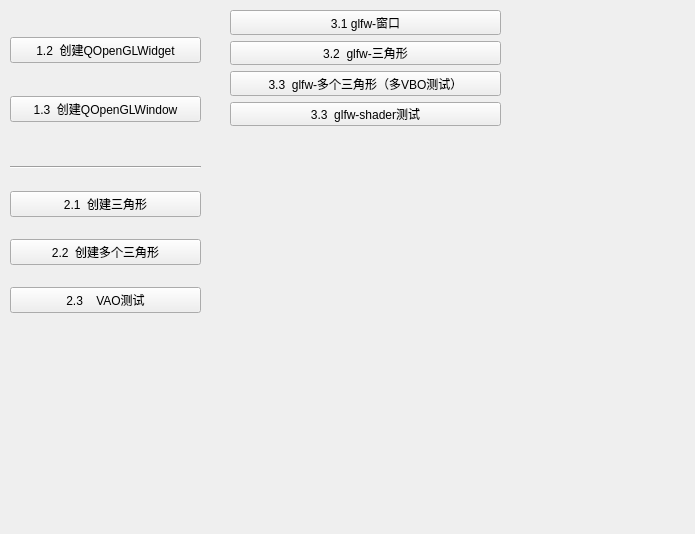
Before: the Qt Designer form mainwindow.ui in xluu233/OpenGL-Tools, drawn with Qt 5.
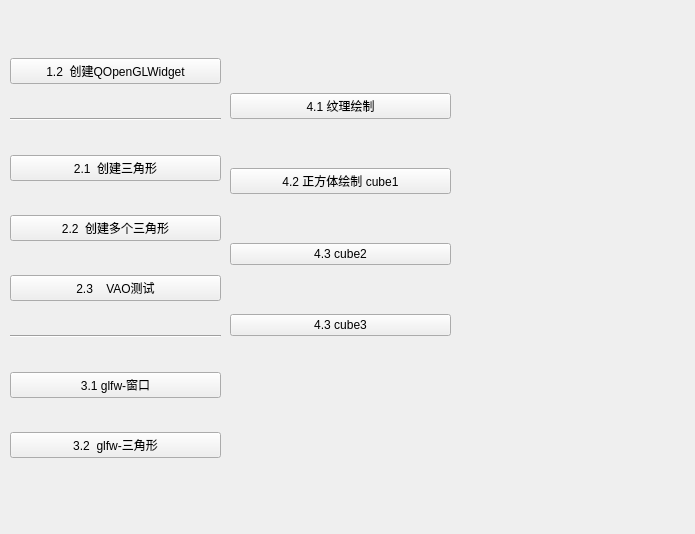
After: the same form once the commit is applied.

Diff of the .ui file:
```diff
--- a/mainwindow.ui
+++ b/mainwindow.ui
@@ -18,9 +18,9 @@
     <property name="geometry">
      <rect>
       <x>10</x>
-      <y>10</y>
-      <width>191</width>
-      <height>141</height>
+      <y>30</y>
+      <width>211</width>
+      <height>461</height>
      </rect>
     </property>
     <layout class="QVBoxLayout" name="verticalLayout">
@@ -32,25 +32,6 @@
       </widget>
      </item>
      <item>
-      <widget class="QPushButton" name="btn_create_qglwindow">
-       <property name="text">
-        <string>1.3  创建QOpenGLWindow</string>
-       </property>
-      </widget>
-     </item>
-    </layout>
-   </widget>
-   <widget class="QWidget" name="layoutWidget">
-    <property name="geometry">
-     <rect>
-      <x>10</x>
-      <y>150</y>
-      <width>191</width>
-      <height>181</height>
-     </rect>
-    </property>
-    <layout class="QVBoxLayout" name="verticalLayout_2">
-     <item>
       <widget class="Line" name="line">
        <property name="orientation">
         <enum>Qt::Horizontal</enum>
@@ -78,18 +59,13 @@
        </property>
       </widget>
      </item>
-    </layout>
-   </widget>
-   <widget class="QWidget" name="layoutWidget">
-    <property name="geometry">
-     <rect>
-      <x>230</x>
-      <y>10</y>
-      <width>271</width>
-      <height>116</height>
-     </rect>
-    </property>
-    <layout class="QVBoxLayout" name="verticalLayout_3">
+     <item>
+      <widget class="Line" name="line_2">
+       <property name="orientation">
+        <enum>Qt::Horizontal</enum>
+       </property>
+      </widget>
+     </item>
      <item>
       <widget class="QPushButton" name="btn_create_glfw_1">
        <property name="text">
@@ -104,17 +80,43 @@
        </property>
       </widget>
      </item>
+    </layout>
+   </widget>
+   <widget class="QWidget" name="layoutWidget">
+    <property name="geometry">
+     <rect>
+      <x>230</x>
+      <y>50</y>
+      <width>221</width>
+      <height>331</height>
+     </rect>
+    </property>
+    <layout class="QVBoxLayout" name="verticalLayout_2">
      <item>
-      <widget class="QPushButton" name="btn_create_glfw_3">
+      <widget class="QPushButton" name="btn_create_verture">
        <property name="text">
-        <string>3.3  glfw-多个三角形（多VBO测试）</string>
+        <string>4.1 纹理绘制</string>
        </property>
       </widget>
      </item>
      <item>
-      <widget class="QPushButton" name="btn_create_glfw_4">
+      <widget class="QPushButton" name="btn_create_cube">
        <property name="text">
-        <string>3.3  glfw-shader测试</string>
+        <string>4.2 正方体绘制 cube1</string>
+       </property>
+      </widget>
+     </item>
+     <item>
+      <widget class="QPushButton" name="btn_create_cube_2">
+       <property name="text">
+        <string>4.3 cube2</string>
+       </property>
+      </widget>
+     </item>
+     <item>
+      <widget class="QPushButton" name="btn_create_cube_3">
+       <property name="text">
+        <string>4.3 cube3</string>
        </property>
       </widget>
      </item>
```
